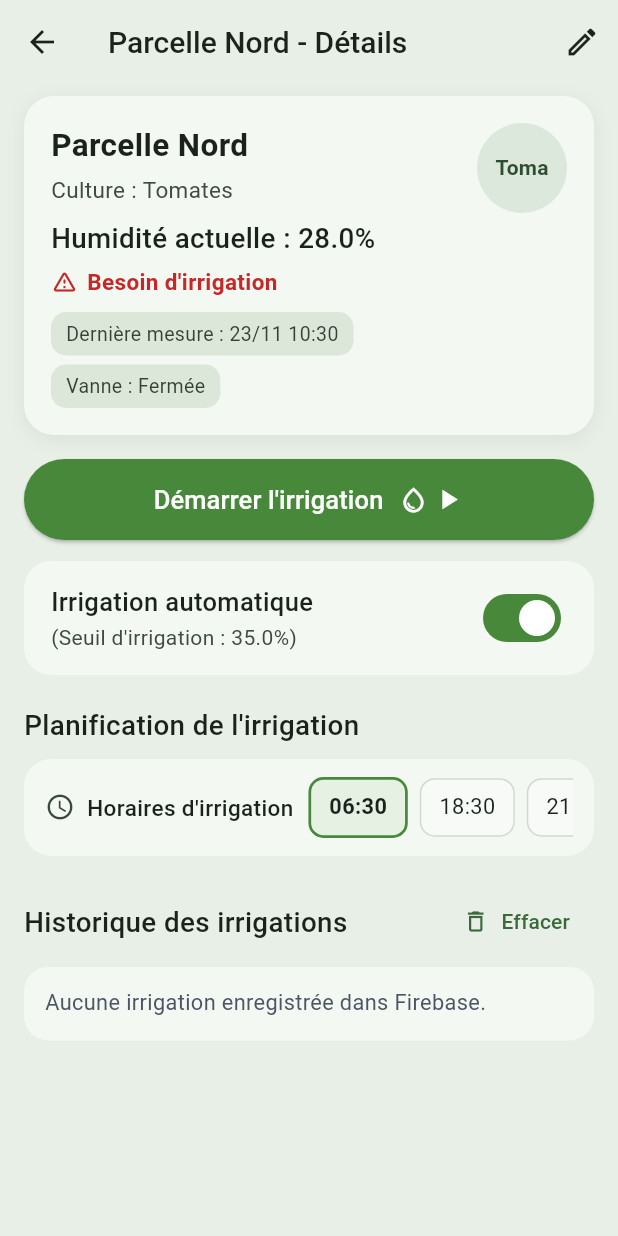
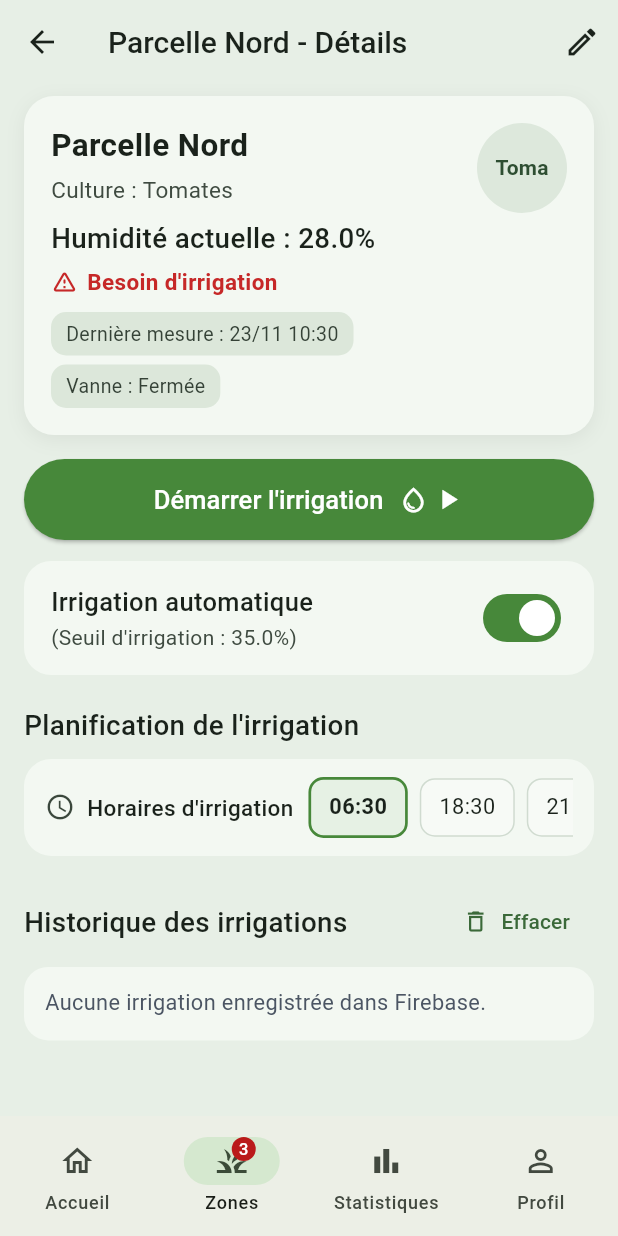
Before and after one commit to sajedmab/agrismart_KE, a Flutter app: the ZoneDetailPage screen opened directly with sample values from the repository, on a phone screen of 412 x 824 dp. Run offline on Flutter 3.47's test engine with Material 3 defaults, Android fonts, the phone set to English and light mode, and no system bars; our stand-ins replace firebase_auth, firebase_core; accounts and stored records are empty; network calls fail.

Commit message:
Update agrismart project

```diff
--- a/lib/screens/zone_detail_page.dart
+++ b/lib/screens/zone_detail_page.dart
@@ -9,11 +9,13 @@ import 'package:agrismart/theme/app_theme.dart';
 class ZoneDetailPage extends StatefulWidget {
   final Zone zone;
   final List<String> nomsAutres;
+  final ValueChanged<int>? onSelectNavIndex;
 
   const ZoneDetailPage({
     super.key,
     required this.zone,
     this.nomsAutres = const [],
+    this.onSelectNavIndex,
   });
 
   @override
@@ -63,6 +65,15 @@ class _ZoneDetailPageState extends State<ZoneDetailPage> {
       }
     } catch (_) {}
     return widget.zone;
+  }
+
+  int _lireNombreAIrriguer(ZonesProvider provider, Zone zoneCourante) {
+    final dynamic dyn = provider;
+    try {
+      final val = dyn.nombreAIrriguer;
+      if (val is int) return val;
+    } catch (_) {}
+    return zoneCourante.besoinIrrigation ? 1 : 0;
   }
 
   String _formatHeureNow() {
@@ -235,10 +246,18 @@ class _ZoneDetailPageState extends State<ZoneDetailPage> {
     Navigator.pop(context, nouvelleZone);
   }
 
+  void _naviguerVersBas(int index) {
+    if (widget.onSelectNavIndex != null) {
+      widget.onSelectNavIndex!(index);
+    }
+    Navigator.popUntil(context, (route) => route.isFirst);
+  }
+
   @override
   Widget build(BuildContext context) {
     final zonesProvider = context.watch<ZonesProvider>();
     final zone = _zoneReelle(zonesProvider);
+    final int aIrriguer = _lireNombreAIrriguer(zonesProvider, zone);
 
     final Color couleurEtat =
     zone.besoinIrrigation ? AppTheme.echec : AppTheme.succes;
@@ -642,6 +661,40 @@ class _ZoneDetailPageState extends State<ZoneDetailPage> {
           ),
         ],
       ),
+      bottomNavigationBar: NavigationBar(
+        selectedIndex: 1,
+        onDestinationSelected: _naviguerVersBas,
+        destinations: [
+          const NavigationDestination(
+            icon: Icon(Icons.home_outlined),
+            selectedIcon: Icon(Icons.home),
+            label: 'Accueil',
+          ),
+          NavigationDestination(
+            icon: Badge(
+              label: Text('$aIrriguer'),
+              isLabelVisible: aIrriguer > 0,
+              child: const Icon(Icons.grass_outlined),
+            ),
+            selectedIcon: Badge(
+              label: Text('$aIrriguer'),
+              isLabelVisible: aIrriguer > 0,
+              child: const Icon(Icons.grass),
+            ),
+            label: 'Zones',
+          ),
+          const NavigationDestination(
+            icon: Icon(Icons.bar_chart_outlined),
+            selectedIcon: Icon(Icons.bar_chart),
+            label: 'Statistiques',
+          ),
+          const NavigationDestination(
+            icon: Icon(Icons.person_outline),
+            selectedIcon: Icon(Icons.person),
+            label: 'Profil',
+          ),
+        ],
+      ),
     );
   }
 }
```
